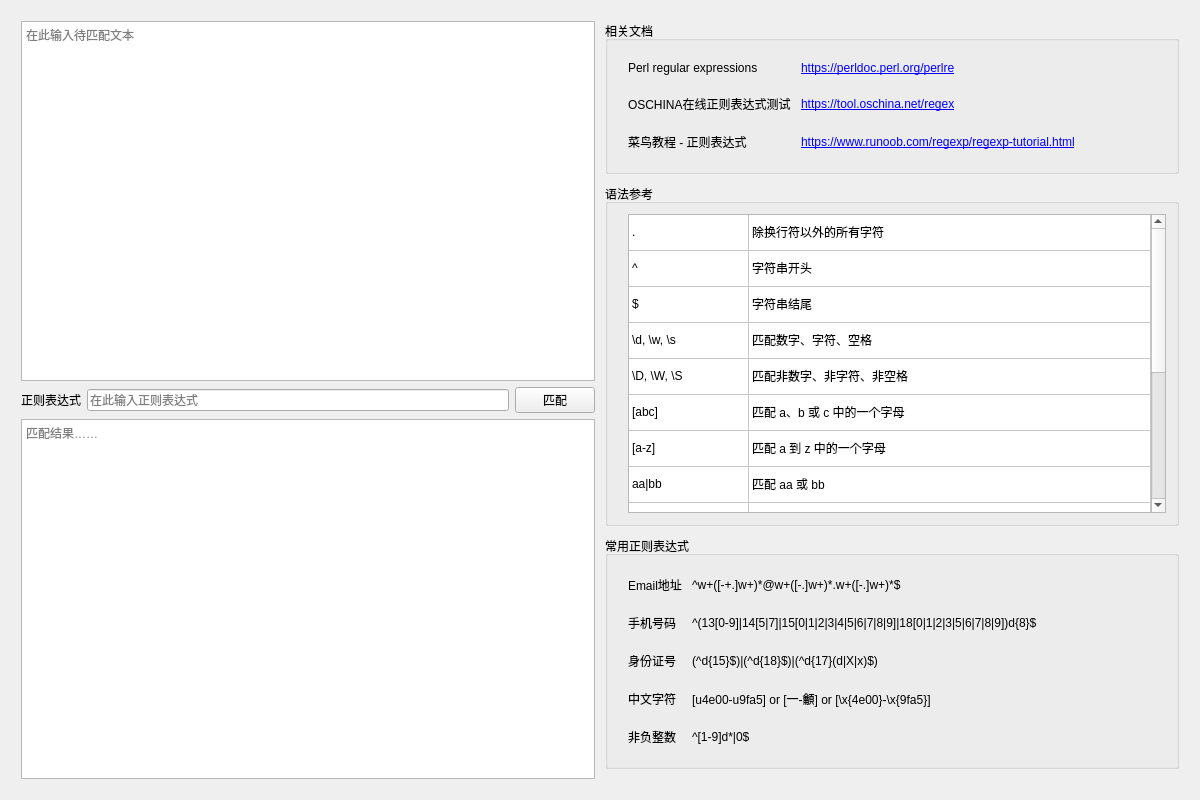
Before: the Qt Designer form DevTools/regex_tool/regex_tool.ui in mxy493/DevTools, drawn with Qt 5.
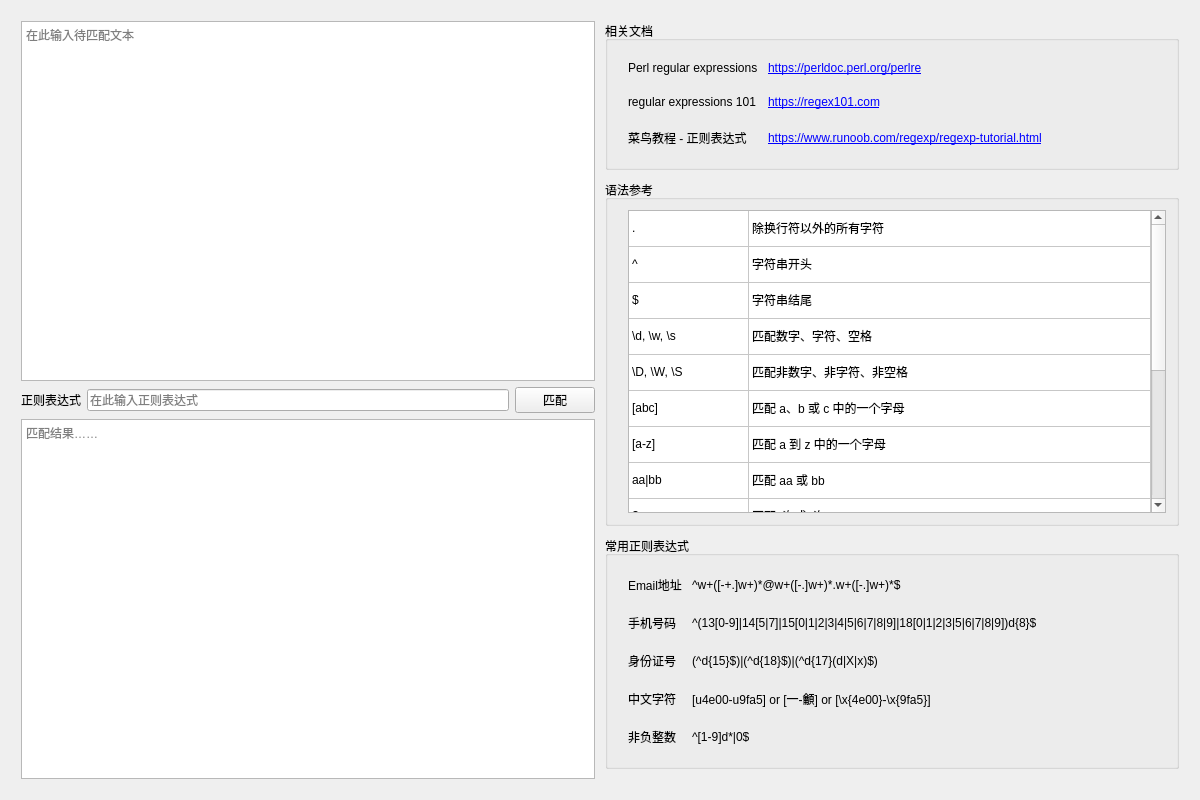
After: the same form once the commit is applied.

Commit message: 替换正则表达式工具的一个常用网站，修复链接不能打开的问题

Diff of the .ui file:
```diff
--- a/DevTools/regex_tool/regex_tool.ui
+++ b/DevTools/regex_tool/regex_tool.ui
@@ -221,7 +221,7 @@
           <item row="1" column="0">
            <widget class="QLabel" name="label_7">
             <property name="text">
-             <string>OSCHINA在线正则表达式测试</string>
+             <string>regular expressions 101</string>
             </property>
            </widget>
           </item>
@@ -248,7 +248,10 @@
           <item row="1" column="1">
            <widget class="QLabel" name="label_8">
             <property name="text">
-             <string>&lt;a href=&quot;https://tool.oschina.net/regex&quot;&gt;&lt;span style=&quot; text-decoration: underline; color:#0000ff;&quot;&gt;https://tool.oschina.net/regex&lt;/span&gt;&lt;/a&gt;</string>
+             <string>&lt;html&gt;&lt;head/&gt;&lt;body&gt;&lt;p&gt;&lt;a href=&quot;https://regex101.com&quot;&gt;&lt;span style=&quot; text-decoration: underline; color:#0000ff;&quot;&gt;https://regex101.com&lt;/span&gt;&lt;/a&gt;&lt;/p&gt;&lt;/body&gt;&lt;/html&gt;</string>
+            </property>
+            <property name="openExternalLinks">
+             <bool>true</bool>
             </property>
            </widget>
           </item>
```
Left out of the diff: 6 changed lines with no effect on the pictures.
